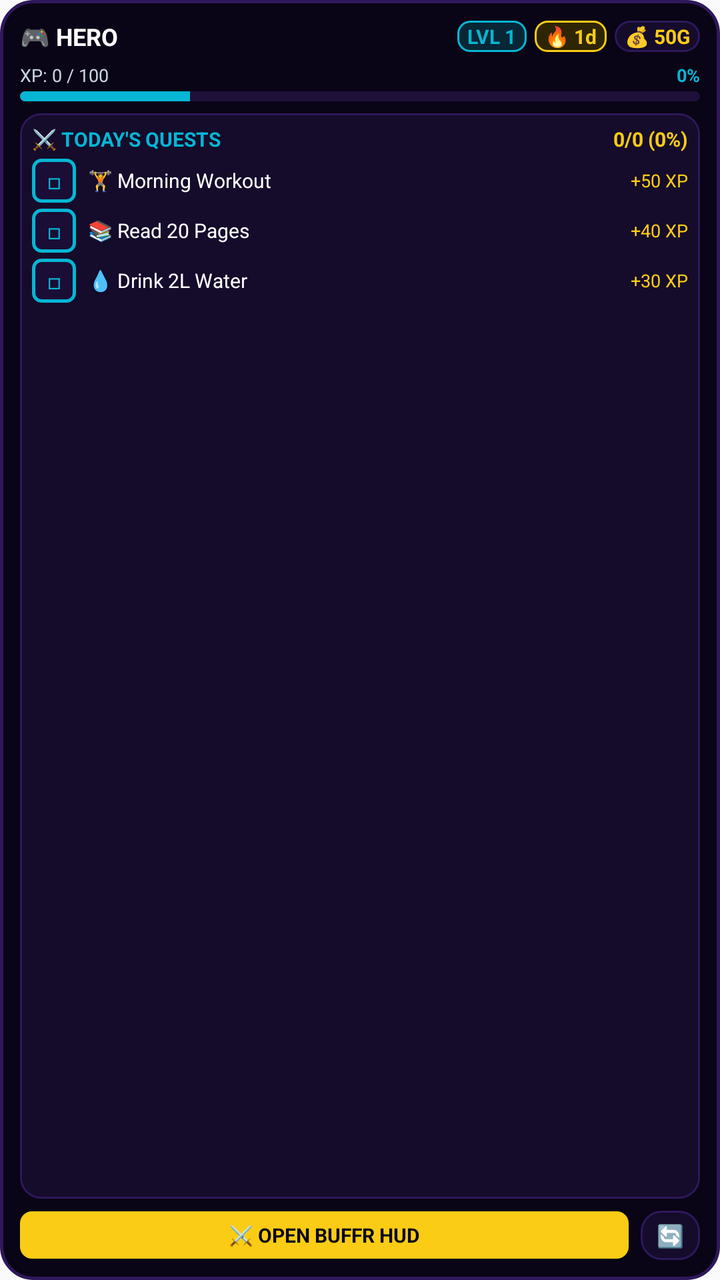
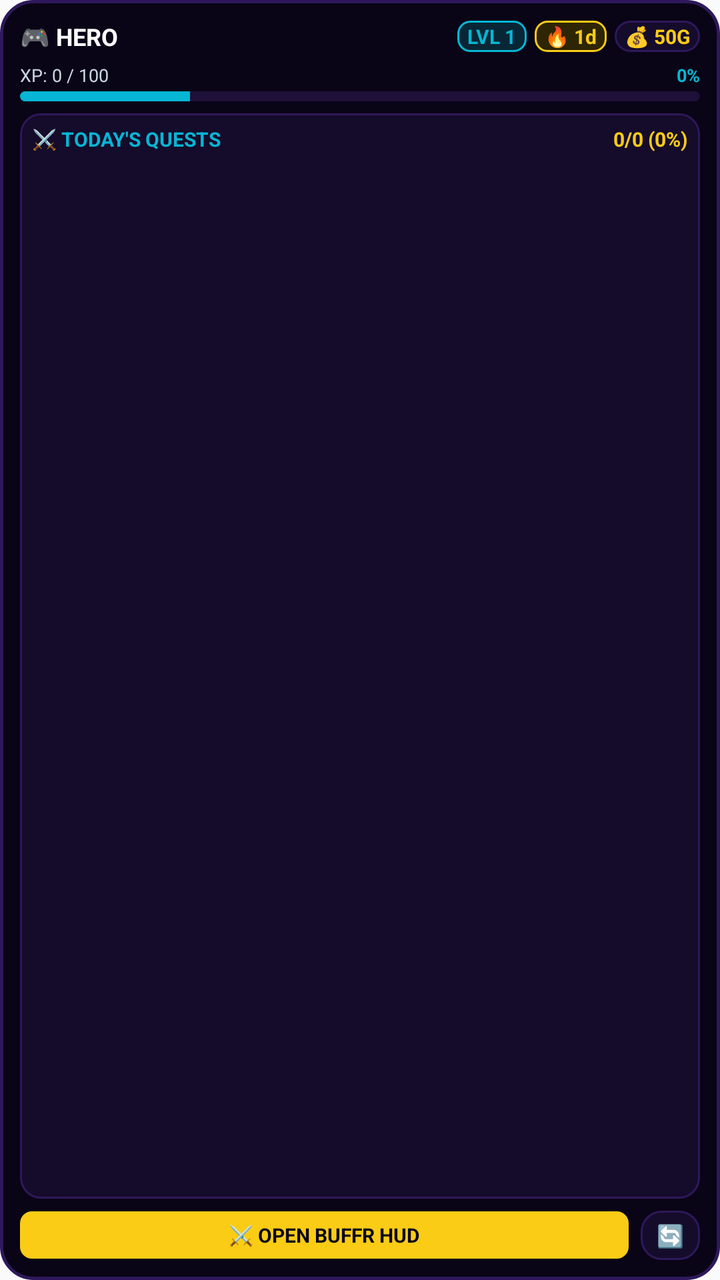

The first picture is an Android layout as it rendered before a commit; the second is the same layout after the commit. The layout source and the unified diff follow.
<!-- AndroidManifest.xml: application theme AppTheme -->
<!-- res/layout/buffr_daily_hud_widget.xml -->
<?xml version="1.0" encoding="utf-8"?>
<LinearLayout xmlns:android="http://schemas.android.com/apk/res/android"
    android:id="@+id/widget_root"
    android:layout_width="match_parent"
    android:layout_height="match_parent"
    android:background="@drawable/widget_hud_bg"
    android:orientation="vertical"
    android:padding="10dp">

    
    <LinearLayout
        android:layout_width="match_parent"
        android:layout_height="wrap_content"
        android:gravity="center_vertical"
        android:orientation="horizontal">

        
        <TextView
            android:id="@+id/tv_hero_name"
            android:layout_width="0dp"
            android:layout_height="wrap_content"
            android:layout_weight="1"
            android:ellipsize="end"
            android:maxLines="1"
            android:text="🎮 HERO"
            android:textColor="@color/widget_text_primary"
            android:textSize="12sp"
            android:textStyle="bold" />

        
        <TextView
            android:id="@+id/tv_level_badge"
            android:layout_width="wrap_content"
            android:layout_height="wrap_content"
            android:layout_marginStart="4dp"
            android:background="@drawable/widget_badge_cyan"
            android:paddingHorizontal="5dp"
            android:paddingVertical="1dp"
            android:text="LVL 1"
            android:textColor="@color/widget_cyan"
            android:textSize="10sp"
            android:textStyle="bold" />

        
        <TextView
            android:id="@+id/tv_streak_badge"
            android:layout_width="wrap_content"
            android:layout_height="wrap_content"
            android:layout_marginStart="4dp"
            android:background="@drawable/widget_badge_gold"
            android:paddingHorizontal="5dp"
            android:paddingVertical="1dp"
            android:text="🔥 1d"
            android:textColor="@color/widget_gold"
            android:textSize="10sp"
            android:textStyle="bold" />

        
        <TextView
            android:id="@+id/tv_gold_badge"
            android:layout_width="wrap_content"
            android:layout_height="wrap_content"
            android:layout_marginStart="4dp"
            android:background="@drawable/widget_card_inner"
            android:paddingHorizontal="5dp"
            android:paddingVertical="1dp"
            android:text="💰 50G"
            android:textColor="@color/widget_gold"
            android:textSize="10sp"
            android:textStyle="bold" />
    </LinearLayout>

    
    <LinearLayout
        android:layout_width="match_parent"
        android:layout_height="wrap_content"
        android:layout_marginTop="5dp"
        android:orientation="vertical">

        <LinearLayout
            android:layout_width="match_parent"
            android:layout_height="wrap_content"
            android:orientation="horizontal">

            <TextView
                android:id="@+id/tv_xp_label"
                android:layout_width="0dp"
                android:layout_height="wrap_content"
                android:layout_weight="1"
                android:text="XP: 0 / 100"
                android:textColor="@color/widget_text_secondary"
                android:textSize="9sp" />

            <TextView
                android:id="@+id/tv_xp_percent"
                android:layout_width="wrap_content"
                android:layout_height="wrap_content"
                android:text="0%"
                android:textColor="@color/widget_cyan"
                android:textSize="9sp"
                android:textStyle="bold" />
        </LinearLayout>

        <ProgressBar
            android:id="@+id/pb_xp_progress"
            style="?android:attr/progressBarStyleHorizontal"
            android:layout_width="match_parent"
            android:layout_height="5dp"
            android:layout_marginTop="2dp"
            android:max="100"
            android:progress="25"
            android:progressDrawable="@drawable/widget_progress_bar" />
    </LinearLayout>

    
    <LinearLayout
        android:layout_width="match_parent"
        android:layout_height="0dp"
        android:layout_marginTop="6dp"
        android:layout_weight="1"
        android:background="@drawable/widget_card_inner"
        android:orientation="vertical"
        android:padding="6dp">

        
        <LinearLayout
            android:layout_width="match_parent"
            android:layout_height="wrap_content"
            android:gravity="center_vertical"
            android:orientation="horizontal">

            <TextView
                android:id="@+id/tv_quest_status"
                android:layout_width="0dp"
                android:layout_height="wrap_content"
                android:layout_weight="1"
                android:text="⚔️ TODAY'S QUESTS"
                android:textColor="@color/widget_cyan"
                android:textSize="10sp"
                android:textStyle="bold" />

            <TextView
                android:id="@+id/tv_quest_percent"
                android:layout_width="wrap_content"
                android:layout_height="wrap_content"
                android:text="0/0 (0%)"
                android:textColor="@color/widget_gold"
                android:textSize="10sp"
                android:textStyle="bold" />
        </LinearLayout>

        
        <LinearLayout
            android:id="@+id/ll_quest_row_1"
            android:layout_width="match_parent"
            android:layout_height="wrap_content"
            android:layout_marginTop="3dp"
            android:gravity="center_vertical"
            android:orientation="horizontal">

            <TextView
                android:id="@+id/btn_check_1"
                android:layout_width="22dp"
                android:layout_height="22dp"
                android:background="@drawable/widget_checkbox_bg"
                android:gravity="center"
                android:text="◻"
                android:textColor="@color/widget_cyan"
                android:textSize="11sp"
                android:textStyle="bold" />

            <TextView
                android:id="@+id/tv_quest_title_1"
                android:layout_width="0dp"
                android:layout_height="wrap_content"
                android:layout_marginStart="6dp"
                android:layout_weight="1"
                android:ellipsize="end"
                android:maxLines="1"
                android:text="🏋️ Morning Workout"
                android:textColor="@color/widget_text_primary"
                android:textSize="10sp" />

            <TextView
                android:id="@+id/tv_quest_xp_1"
                android:layout_width="wrap_content"
                android:layout_height="wrap_content"
                android:layout_marginStart="4dp"
                android:text="+50 XP"
                android:textColor="@color/widget_gold"
                android:textSize="9sp" />
        </LinearLayout>

        
        <LinearLayout
            android:id="@+id/ll_quest_row_2"
            android:layout_width="match_parent"
            android:layout_height="wrap_content"
            android:layout_marginTop="3dp"
            android:gravity="center_vertical"
            android:orientation="horizontal">

            <TextView
                android:id="@+id/btn_check_2"
                android:layout_width="22dp"
                android:layout_height="22dp"
                android:background="@drawable/widget_checkbox_bg"
                android:gravity="center"
                android:text="◻"
                android:textColor="@color/widget_cyan"
                android:textSize="11sp"
                android:textStyle="bold" />

            <TextView
                android:id="@+id/tv_quest_title_2"
                android:layout_width="0dp"
                android:layout_height="wrap_content"
                android:layout_marginStart="6dp"
                android:layout_weight="1"
                android:ellipsize="end"
                android:maxLines="1"
                android:text="📚 Read 20 Pages"
                android:textColor="@color/widget_text_primary"
                android:textSize="10sp" />

            <TextView
                android:id="@+id/tv_quest_xp_2"
                android:layout_width="wrap_content"
                android:layout_height="wrap_content"
                android:layout_marginStart="4dp"
                android:text="+40 XP"
                android:textColor="@color/widget_gold"
                android:textSize="9sp" />
        </LinearLayout>

        
        <LinearLayout
            android:id="@+id/ll_quest_row_3"
            android:layout_width="match_parent"
            android:layout_height="wrap_content"
            android:layout_marginTop="3dp"
            android:gravity="center_vertical"
            android:orientation="horizontal">

            <TextView
                android:id="@+id/btn_check_3"
                android:layout_width="22dp"
                android:layout_height="22dp"
                android:background="@drawable/widget_checkbox_bg"
                android:gravity="center"
                android:text="◻"
                android:textColor="@color/widget_cyan"
                android:textSize="11sp"
                android:textStyle="bold" />

            <TextView
                android:id="@+id/tv_quest_title_3"
                android:layout_width="0dp"
                android:layout_height="wrap_content"
                android:layout_marginStart="6dp"
                android:layout_weight="1"
                android:ellipsize="end"
                android:maxLines="1"
                android:text="💧 Drink 2L Water"
                android:textColor="@color/widget_text_primary"
                android:textSize="10sp" />

            <TextView
                android:id="@+id/tv_quest_xp_3"
                android:layout_width="wrap_content"
                android:layout_height="wrap_content"
                android:layout_marginStart="4dp"
                android:text="+30 XP"
                android:textColor="@color/widget_gold"
                android:textSize="9sp" />
        </LinearLayout>

        
        <TextView
            android:id="@+id/tv_all_done_label"
            android:layout_width="match_parent"
            android:layout_height="wrap_content"
            android:layout_marginTop="4dp"
            android:gravity="center"
            android:text="🎉 All Daily Quests Conquered!"
            android:textColor="@color/widget_gold"
            android:textSize="10sp"
            android:textStyle="bold"
            android:visibility="gone" />
    </LinearLayout>

    
    <LinearLayout
        android:layout_width="match_parent"
        android:layout_height="wrap_content"
        android:layout_marginTop="6dp"
        android:gravity="center_vertical"
        android:orientation="horizontal">

        <TextView
            android:id="@+id/btn_open_quests"
            android:layout_width="0dp"
            android:layout_height="wrap_content"
            android:layout_weight="1"
            android:background="@drawable/widget_btn_action"
            android:gravity="center"
            android:paddingVertical="5dp"
            android:text="⚔️ OPEN BUFFR HUD"
            android:textColor="@color/widget_bg"
            android:textSize="10sp"
            android:textStyle="bold" />

        <TextView
            android:id="@+id/btn_refresh"
            android:layout_width="wrap_content"
            android:layout_height="wrap_content"
            android:layout_marginStart="6dp"
            android:background="@drawable/widget_card_inner"
            android:gravity="center"
            android:paddingHorizontal="8dp"
            android:paddingVertical="5dp"
            android:text="🔄"
            android:textColor="@color/widget_text_secondary"
            android:textSize="11sp" />
    </LinearLayout>
</LinearLayout>
<!-- resources referenced by this layout -->
<resources>
  <color name="widget_bg">#090416</color>
  <color name="widget_cyan">#06B6D4</color>
  <color name="widget_gold">#FACC15</color>
  <color name="widget_text_primary">#FFFFFF</color>
  <color name="widget_text_secondary">#CBD5E1</color>
  <!-- drawable widget_badge_cyan (drawable) -->
  <?xml version="1.0" encoding="utf-8"?>
  <shape xmlns:android="http://schemas.android.com/apk/res/android"
      android:shape="rectangle">
      <solid android:color="@color/widget_cyan_bg" />
      <stroke
          android:width="1dp"
          android:color="@color/widget_cyan" />
      <corners android:radius="6dp" />
  </shape>
  <!-- drawable widget_badge_gold (drawable) -->
  <?xml version="1.0" encoding="utf-8"?>
  <shape xmlns:android="http://schemas.android.com/apk/res/android"
      android:shape="rectangle">
      <solid android:color="@color/widget_gold_bg" />
      <stroke
          android:width="1dp"
          android:color="@color/widget_gold" />
      <corners android:radius="6dp" />
  </shape>
  <!-- drawable widget_btn_action (drawable) -->
  <?xml version="1.0" encoding="utf-8"?>
  <shape xmlns:android="http://schemas.android.com/apk/res/android"
      android:shape="rectangle">
      <solid android:color="@color/widget_gold" />
      <corners android:radius="6dp" />
  </shape>
  <!-- drawable widget_card_inner (drawable) -->
  <?xml version="1.0" encoding="utf-8"?>
  <shape xmlns:android="http://schemas.android.com/apk/res/android"
      android:shape="rectangle">
      <solid android:color="@color/widget_panel_bg" />
      <stroke
          android:width="1dp"
          android:color="@color/widget_border" />
      <corners android:radius="10dp" />
  </shape>
  <!-- drawable widget_checkbox_bg (drawable) -->
  <?xml version="1.0" encoding="utf-8"?>
  <shape xmlns:android="http://schemas.android.com/apk/res/android"
      android:shape="rectangle">
      <solid android:color="#1A0D36" />
      <stroke
          android:width="1.5dp"
          android:color="#06B6D4" />
      <corners android:radius="4dp" />
  </shape>
  <!-- drawable widget_hud_bg (drawable) -->
  <?xml version="1.0" encoding="utf-8"?>
  <shape xmlns:android="http://schemas.android.com/apk/res/android"
      android:shape="rectangle">
      <solid android:color="@color/widget_bg" />
      <stroke
          android:width="1.5dp"
          android:color="@color/widget_border" />
      <corners android:radius="16dp" />
  </shape>
  <!-- drawable widget_progress_bar (drawable) -->
  <?xml version="1.0" encoding="utf-8"?>
  <layer-list xmlns:android="http://schemas.android.com/apk/res/android">
      
      <item android:id="@android:id/background">
          <shape android:shape="rectangle">
              <corners android:radius="4dp" />
              <solid android:color="@color/widget_progress_track" />
          </shape>
      </item>
  
      
      <item android:id="@android:id/progress">
          <clip>
              <shape android:shape="rectangle">
                  <corners android:radius="4dp" />
                  <solid android:color="@color/widget_cyan" />
              </shape>
          </clip>
      </item>
  </layer-list>
  <style name="AppTheme" parent="Theme.AppCompat.Light.DarkActionBar">
          
          <item name="colorPrimary">@color/colorPrimary</item>
          <item name="colorPrimaryDark">@color/colorPrimaryDark</item>
          <item name="colorAccent">@color/colorAccent</item>
      </style>
  <color name="widget_cyan_bg">#082635</color>
  <color name="widget_gold_bg">#2E2505</color>
  <color name="widget_panel_bg">#150B2B</color>
  <color name="widget_border">#2E185B</color>
  <color name="widget_progress_track">#1E1038</color>
  <color name="colorPrimary">#7C3AED</color>
  <color name="colorPrimaryDark">#4C1D95</color>
  <color name="colorAccent">#FACC15</color>
</resources>

<!-- the commit's change to res/layout/buffr_daily_hud_widget.xml (unified diff, before → after) -->
@@ -120,14 +120,15 @@
         android:layout_weight="1"
         android:background="@drawable/widget_card_inner"
         android:orientation="vertical"
-        android:padding="6dp">
+        android:padding="2dp">
 
         
         <LinearLayout
             android:layout_width="match_parent"
             android:layout_height="wrap_content"
             android:gravity="center_vertical"
-            android:orientation="horizontal">
+            android:orientation="horizontal"
+            android:padding="4dp">
 
             <TextView
                 android:id="@+id/tv_quest_status"
@@ -149,144 +150,31 @@
                 android:textStyle="bold" />
         </LinearLayout>
 
-        
-        <LinearLayout
-            android:id="@+id/ll_quest_row_1"
-            android:layout_width="match_parent"
-            android:layout_height="wrap_content"
-            android:layout_marginTop="3dp"
-            android:gravity="center_vertical"
-            android:orientation="horizontal">
-
-            <TextView
-                android:id="@+id/btn_check_1"
-                android:layout_width="22dp"
-                android:layout_height="22dp"
-                android:background="@drawable/widget_checkbox_bg"
+        <FrameLayout
+            android:layout_width="match_parent"
+            android:layout_height="match_parent">
+
+            
+            <ListView
+                android:id="@+id/lv_quest_list"
+                android:layout_width="match_parent"
+                android:layout_height="match_parent"
+                android:divider="@null"
+                android:dividerHeight="0dp"
+                android:scrollbars="none" />
+
+            
+            <TextView
+                android:id="@+id/tv_all_done_label"
+                android:layout_width="match_parent"
+                android:layout_height="match_parent"
                 android:gravity="center"
-                android:text="◻"
-                android:textColor="@color/widget_cyan"
-                android:textSize="11sp"
-                android:textStyle="bold" />
-
-            <TextView
-                android:id="@+id/tv_quest_title_1"
-                android:layout_width="0dp"
-                android:layout_height="wrap_content"
-                android:layout_marginStart="6dp"
-                android:layout_weight="1"
-                android:ellipsize="end"
-                android:maxLines="1"
-                android:text="🏋️ Morning Workout"
-                android:textColor="@color/widget_text_primary"
-                android:textSize="10sp" />
-
-            <TextView
-                android:id="@+id/tv_quest_xp_1"
-                android:layout_width="wrap_content"
-                android:layout_height="wrap_content"
-                android:layout_marginStart="4dp"
-                android:text="+50 XP"
+                android:text="🎉 All Daily Quests Conquered!"
                 android:textColor="@color/widget_gold"
-                android:textSize="9sp" />
-        </LinearLayout>
-
-        
-        <LinearLayout
-            android:id="@+id/ll_quest_row_2"
-            android:layout_width="match_parent"
-            android:layout_height="wrap_content"
-            android:layout_marginTop="3dp"
-            android:gravity="center_vertical"
-            android:orientation="horizontal">
-
-            <TextView
-                android:id="@+id/btn_check_2"
-                android:layout_width="22dp"
-                android:layout_height="22dp"
-                android:background="@drawable/widget_checkbox_bg"
-                android:gravity="center"
-                android:text="◻"
-                android:textColor="@color/widget_cyan"
-                android:textSize="11sp"
-                android:textStyle="bold" />
-
-            <TextView
-                android:id="@+id/tv_quest_title_2"
-                android:layout_width="0dp"
-                android:layout_height="wrap_content"
-                android:layout_marginStart="6dp"
-                android:layout_weight="1"
-                android:ellipsize="end"
-                android:maxLines="1"
-                android:text="📚 Read 20 Pages"
-                android:textColor="@color/widget_text_primary"
-                android:textSize="10sp" />
-
-            <TextView
-                android:id="@+id/tv_quest_xp_2"
-                android:layout_width="wrap_content"
-                android:layout_height="wrap_content"
-                android:layout_marginStart="4dp"
-                android:text="+40 XP"
-                android:textColor="@color/widget_gold"
-                android:textSize="9sp" />
-        </LinearLayout>
-
-        
-        <LinearLayout
-            android:id="@+id/ll_quest_row_3"
-            android:layout_width="match_parent"
-            android:layout_height="wrap_content"
-            android:layout_marginTop="3dp"
-            android:gravity="center_vertical"
-            android:orientation="horizontal">
-
-            <TextView
-                android:id="@+id/btn_check_3"
-                android:layout_width="22dp"
-                android:layout_height="22dp"
-                android:background="@drawable/widget_checkbox_bg"
-                android:gravity="center"
-                android:text="◻"
-                android:textColor="@color/widget_cyan"
-                android:textSize="11sp"
-                android:textStyle="bold" />
-
-            <TextView
-                android:id="@+id/tv_quest_title_3"
-                android:layout_width="0dp"
-                android:layout_height="wrap_content"
-                android:layout_marginStart="6dp"
-                android:layout_weight="1"
-                android:ellipsize="end"
-                android:maxLines="1"
-                android:text="💧 Drink 2L Water"
-                android:textColor="@color/widget_text_primary"
-                android:textSize="10sp" />
-
-            <TextView
-                android:id="@+id/tv_quest_xp_3"
-                android:layout_width="wrap_content"
-                android:layout_height="wrap_content"
-                android:layout_marginStart="4dp"
-                android:text="+30 XP"
-                android:textColor="@color/widget_gold"
-                android:textSize="9sp" />
-        </LinearLayout>
-
-        
-        <TextView
-            android:id="@+id/tv_all_done_label"
-            android:layout_width="match_parent"
-            android:layout_height="wrap_content"
-            android:layout_marginTop="4dp"
-            android:gravity="center"
-            android:text="🎉 All Daily Quests Conquered!"
-            android:textColor="@color/widget_gold"
-            android:textSize="10sp"
-            android:textStyle="bold"
-            android:visibility="gone" />
+                android:textSize="10sp"
+                android:textStyle="bold"
+                android:visibility="gone" />
+        </FrameLayout>
     </LinearLayout>
 
     
@@ -310,17 +198,17 @@
             android:textSize="10sp"
             android:textStyle="bold" />
 
-        <TextView
-            android:id="@+id/btn_refresh"
-            android:layout_width="wrap_content"
-            android:layout_height="wrap_content"
-            android:layout_marginStart="6dp"
-            android:background="@drawable/widget_card_inner"
-            android:gravity="center"
-            android:paddingHorizontal="8dp"
-            android:paddingVertical="5dp"
-            android:text="🔄"
-            android:textColor="@color/widget_text_secondary"
-            android:textSize="11sp" />
+            <TextView
+                android:id="@+id/btn_refresh"
+                android:layout_width="wrap_content"
+                android:layout_height="wrap_content"
+                android:layout_marginStart="6dp"
+                android:background="@drawable/widget_card_inner"
+                android:gravity="center"
+                android:paddingHorizontal="8dp"
+                android:paddingVertical="5dp"
+                android:text="🔄"
+                android:textColor="@color/widget_text_secondary"
+                android:textSize="11sp" />
     </LinearLayout>
 </LinearLayout>
<!-- resource entries referenced after the edit -->
@@ -41,16 +41,6 @@
           android:width="1dp"
           android:color="@color/widget_border" />
       <corners android:radius="10dp" />
-  </shape>
-  <!-- drawable widget_checkbox_bg (drawable) -->
-  <?xml version="1.0" encoding="utf-8"?>
-  <shape xmlns:android="http://schemas.android.com/apk/res/android"
-      android:shape="rectangle">
-      <solid android:color="#1A0D36" />
-      <stroke
-          android:width="1.5dp"
-          android:color="#06B6D4" />
-      <corners android:radius="4dp" />
   </shape>
   <!-- drawable widget_hud_bg (drawable) -->
   <?xml version="1.0" encoding="utf-8"?>
